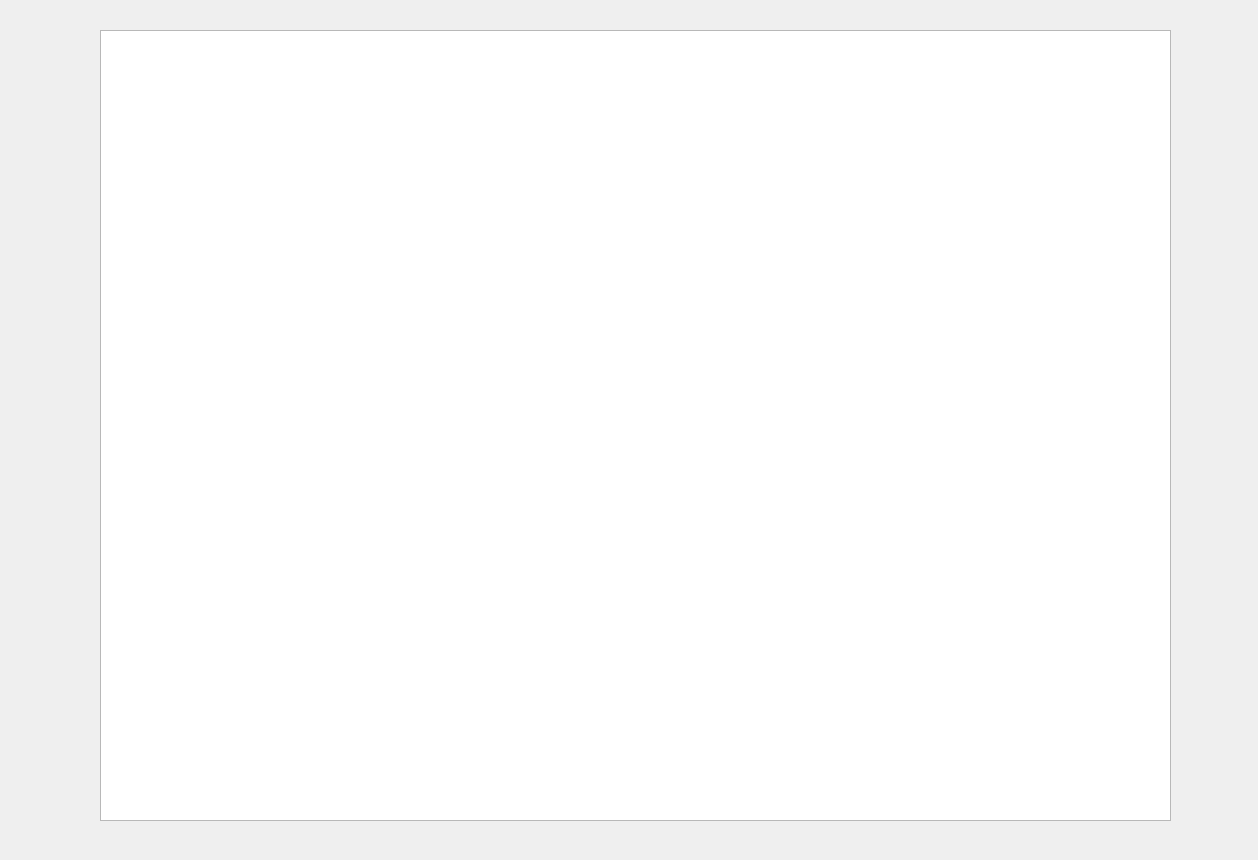
Above: PlaTwo_Client/gameform.ui from arshiarabieirf2006-hub/PlaTwo_AP_Project before the change. Below: the same form after it.
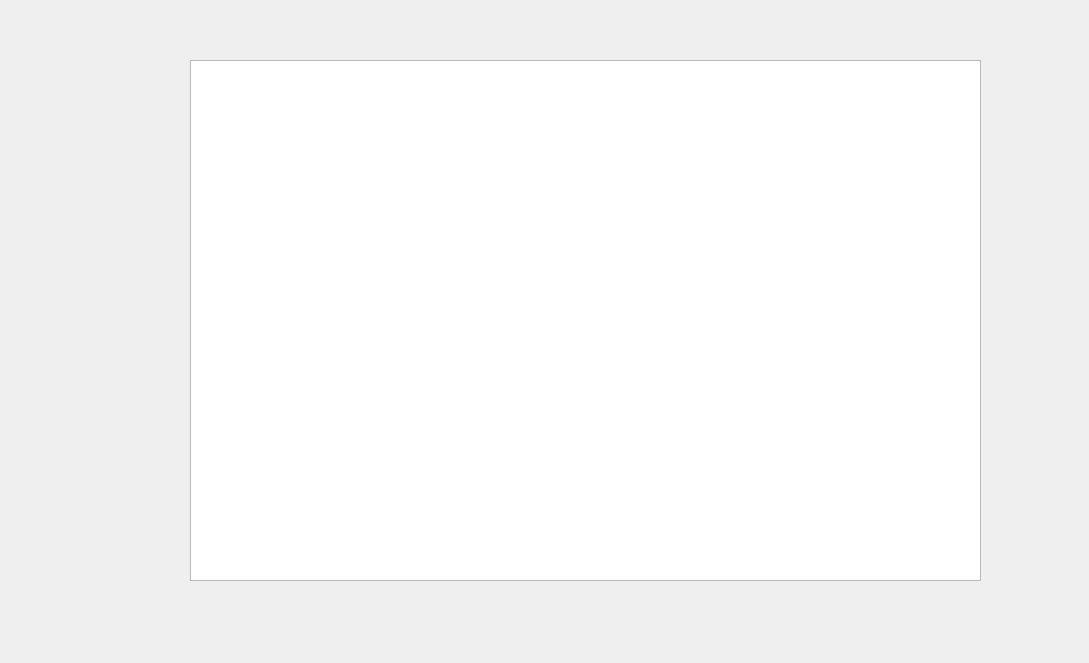
That is the form after the change.

Diff of the .ui file:
```diff
--- a/PlaTwo_Client/gameform.ui
+++ b/PlaTwo_Client/gameform.ui
@@ -6,8 +6,8 @@
    <rect>
     <x>0</x>
     <y>0</y>
-    <width>1258</width>
-    <height>860</height>
+    <width>1089</width>
+    <height>663</height>
    </rect>
   </property>
   <property name="windowTitle">
@@ -16,10 +16,10 @@
   <widget class="QGraphicsView" name="graphicsView">
    <property name="geometry">
     <rect>
-     <x>100</x>
-     <y>30</y>
-     <width>1071</width>
-     <height>791</height>
+     <x>190</x>
+     <y>60</y>
+     <width>791</width>
+     <height>521</height>
     </rect>
    </property>
   </widget>
```
